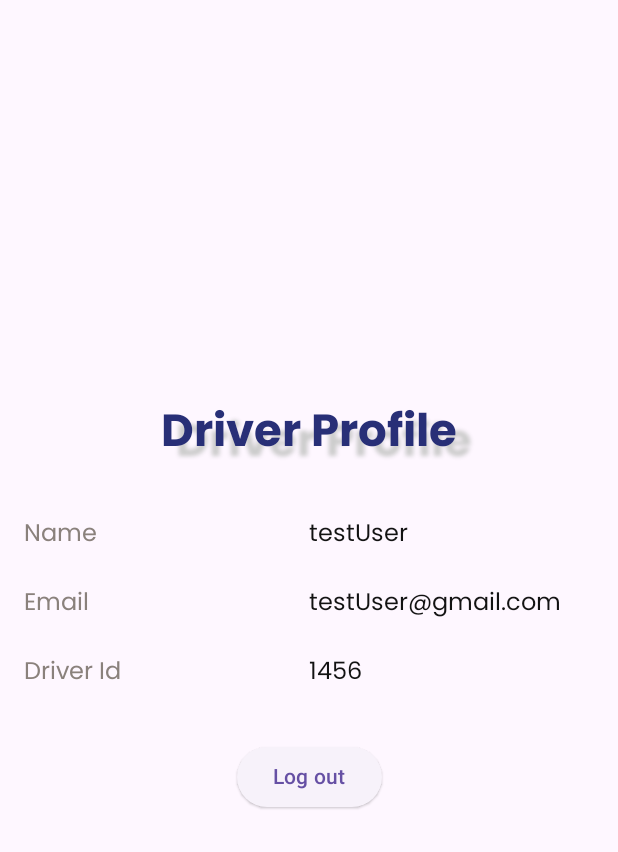
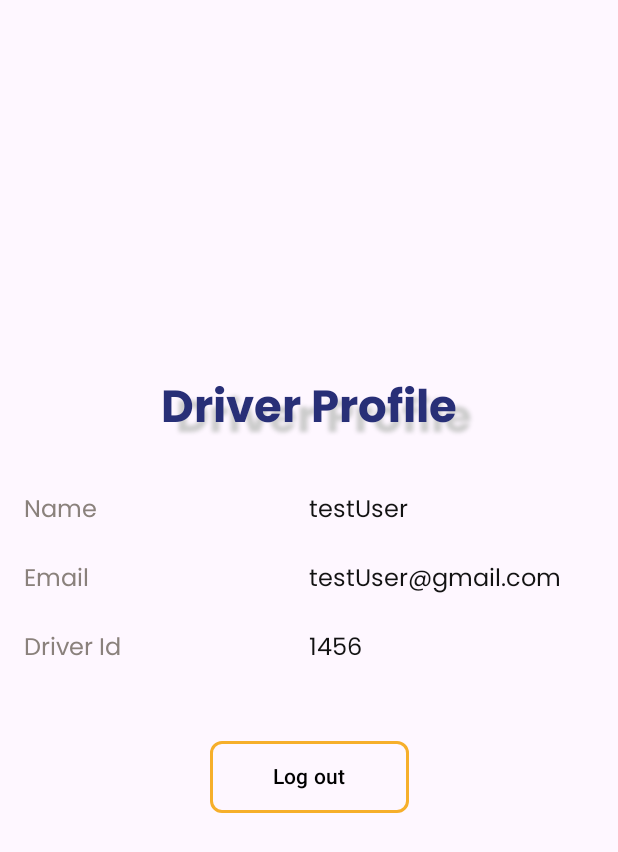
Before and after one commit to KavinBvdAndroid/bvd-automate-pump, an Android app built with Jetpack Compose: the composable ProfileScreen shown on its own in the app's theme, on a phone screen of 412 x 824 dp. Shown: the top 852 px of the screen. Run offline under Robolectric (Android 15) with nearby library versions, the phone set to English and light mode, and no system bars; our stand-ins replace Dagger/Hilt's generated code, Room's generated code; Roboto replaces fonts that are not available here.

Commit message:
First Demo

```diff
--- a/app/src/main/java/com/example/loginactivity/core/base/generics/GenericComposables.kt
+++ b/app/src/main/java/com/example/loginactivity/core/base/generics/GenericComposables.kt
@@ -3,6 +3,7 @@ package com.example.loginactivity.core.base.generics
 import androidx.compose.foundation.BorderStroke
 import androidx.compose.foundation.Image
 import androidx.compose.foundation.background
+import androidx.compose.foundation.border
 import androidx.compose.foundation.clickable
 import androidx.compose.foundation.layout.Arrangement
 import androidx.compose.foundation.layout.Box
@@ -12,10 +13,10 @@ import androidx.compose.foundation.layout.Spacer
 import androidx.compose.foundation.layout.fillMaxSize
 import androidx.compose.foundation.layout.fillMaxWidth
 import androidx.compose.foundation.layout.height
-import androidx.compose.foundation.layout.offset
 import androidx.compose.foundation.layout.padding
 import androidx.compose.foundation.layout.size
 import androidx.compose.foundation.layout.width
+import androidx.compose.foundation.layout.widthIn
 import androidx.compose.foundation.shape.CircleShape
 import androidx.compose.foundation.shape.RoundedCornerShape
 import androidx.compose.foundation.text.KeyboardOptions
@@ -74,7 +75,6 @@ import androidx.compose.ui.text.input.VisualTransformation
 import androidx.compose.ui.text.style.TextAlign
 import androidx.compose.ui.tooling.preview.Preview
 import androidx.compose.ui.unit.Dp
-import androidx.compose.ui.unit.IntOffset
 import androidx.compose.ui.unit.dp
 import androidx.compose.ui.unit.sp
 import androidx.compose.ui.window.DialogProperties
@@ -491,10 +491,12 @@ fun TransparentTopBarWithBackButton(
                 )
             )
             Box(
-                 modifier = Modifier.fillMaxWidth()
-                     .onGloballyPositioned { coordinates ->
-                         titleWidth = coordinates.size.width
-                     }.padding(start = 16.dp),
+                modifier = Modifier
+                    .fillMaxWidth()
+                    .onGloballyPositioned { coordinates ->
+                        titleWidth = coordinates.size.width
+                    }
+                    .padding(start = 16.dp),
                 contentAlignment = Alignment.CenterStart
             ) {
                 Image(
@@ -521,6 +523,37 @@ fun TransparentTopBarWithBackButton(
         modifier = modifier.fillMaxWidth(),
         scrollBehavior = scrollBehavior
     )
+}
+
+@Composable
+fun OutlinedButton(
+    onClick: () -> Unit,
+    modifier: Modifier = Modifier,
+    enabled: Boolean = true,
+    content: @Composable () -> Unit
+) {
+    Button(
+        onClick = onClick,
+        modifier = modifier
+            .widthIn(LocalConfiguration.current.screenWidthDp.dp * 0.4f)
+            .padding(16.dp)
+            .border(
+                width = 2.dp,
+                color = if (enabled) colorResource(id = R.color.colorPrimaryVariant) else Color.Black.copy(
+                    alpha = 0.38f
+                ),
+                shape = RoundedCornerShape(8.dp)
+            ),
+        enabled = enabled,
+        colors = ButtonDefaults.outlinedButtonColors(
+            contentColor = Color.Black,
+            disabledContentColor = MaterialTheme.colorScheme.onSurface.copy(alpha = 0.38f),
+            containerColor = Color.Transparent,
+            disabledContainerColor = Color.Transparent
+        )
+    ) {
+        content()
+    }
 }
 
 @Composable
--- a/app/src/main/java/com/example/loginactivity/core/base/utils/Constants.kt
+++ b/app/src/main/java/com/example/loginactivity/core/base/utils/Constants.kt
@@ -15,6 +15,8 @@ class Constants {
         const val IS_BOARDING_SHOWN = "is_boarding_shown"
         const val DRIVER_ID = "driver_id"
         const val TRUCK_ID = "truck_id"
+        const val SWITCH_STATE = "Switch_state"
+
 
         const val NUM_PAGES = 3
         const val VIN_NUMBER_LENGTH = 3
--- a/app/src/main/java/com/example/loginactivity/core/di/NetworkDatabaseModule.kt
+++ b/app/src/main/java/com/example/loginactivity/core/di/NetworkDatabaseModule.kt
@@ -145,9 +145,10 @@ object NetworkDatabaseModule {
     @Provides
     fun providesVinNumberRepository(
         gson: Gson,
-        vinNumberApiService: LoginApiService
+        vinNumberApiService: LoginApiService,
+        sessionManager: SessionManager
     ): VinNumberRepository {
-        return VinNumberRepositoryImpl(gson, vinNumberApiService)
+        return VinNumberRepositoryImpl(gson, vinNumberApiService,sessionManager)
     }
 
     @Provides
--- a/app/src/main/java/com/example/loginactivity/data/sharedpref/SharedPrefMethods.kt
+++ b/app/src/main/java/com/example/loginactivity/data/sharedpref/SharedPrefMethods.kt
@@ -11,7 +11,7 @@ interface SharedPrefMethods : LoggingSharedPrefMethods {
     fun setIsBoardingCompleted(isBoardingShowed:Boolean)
     fun getIsBoardingCompleted():Boolean
     fun saveDriverId(driverId:String)
-    fun getDriverId(): Int
+    fun getDriverId(): String?
     fun saveTruckId(driverId:String)
-    fun getTruckId(): Int
+    fun getTruckId(): String?
 }
--- a/app/src/main/java/com/example/loginactivity/feature/auth/domain/LoginRepository.kt
+++ b/app/src/main/java/com/example/loginactivity/feature/auth/domain/LoginRepository.kt
@@ -9,6 +9,6 @@ interface LoginRepository {
     fun saveLoginState(isLoggedIn: Boolean)
     fun getLoginState(): Boolean
     fun saveDriverId(asString: String)
-    fun getDriverId():String
+    fun getDriverId():String?
     fun logOut()
 }
--- a/app/src/main/java/com/example/loginactivity/feature/dashboard/presentation/ui/DriverLocationActivity.kt
+++ b/app/src/main/java/com/example/loginactivity/feature/dashboard/presentation/ui/DriverLocationActivity.kt
@@ -26,6 +26,8 @@ import androidx.compose.foundation.layout.heightIn
 import androidx.compose.foundation.layout.padding
 import androidx.compose.foundation.layout.size
 import androidx.compose.foundation.layout.width
+import androidx.compose.foundation.layout.wrapContentSize
+import androidx.compose.foundation.layout.wrapContentWidth
 import androidx.compose.foundation.rememberScrollState
 import androidx.compose.foundation.shape.CircleShape
 import androidx.compose.foundation.verticalScroll
@@ -68,6 +70,8 @@ import com.example.loginactivity.R
 import com.example.loginactivity.core.base.generics.GenericDetailRow
 import com.example.loginactivity.core.base.generics.GenericProgressBar
 import com.example.loginactivity.core.base.generics.GenericShadowHeader
+import com.example.loginactivity.core.base.generics.OutlinedButton
+import com.example.loginactivity.core.base.generics.ReusableElevatedButton
 import com.example.loginactivity.core.base.generics.TransparentTopBarWithBackButton
 import com.example.loginactivity.core.base.generics.customTextStyle
 import com.example.loginactivity.core.base.utils.AppUtils
@@ -254,7 +258,9 @@ fun ProfileScreen(innerPadding: PaddingValues) {
 
         GenericShadowHeader("Driver Profile", Modifier.fillMaxWidth(), TextAlign.Center)
         Spacer(modifier = Modifier.width(16.dp))
-        Column (modifier = Modifier.fillMaxWidth().padding(16.dp),
+        Column (modifier = Modifier
+            .fillMaxWidth()
+            .padding(16.dp),
             horizontalAlignment = Alignment.CenterHorizontally, verticalArrangement = Arrangement.spacedBy(16.dp)) {
 
 
@@ -269,7 +275,17 @@ fun ProfileScreen(innerPadding: PaddingValues) {
 //            alignment = Alignment.Center,
 //            modifier = Modifier.size(220.dp),
 //        )
-        ElevatedButton(onClick = {
+//            ReusableElevatedButton(onClick = {
+//                val isCleared = viewmodel.clearSharedPref()
+//                if (isCleared) {
+//                    context.startActivity(Intent(context, LoginActivityCompose::class.java).apply {
+//                        flags = Intent.FLAG_ACTIVITY_CLEAR_TASK or Intent.FLAG_ACTIVITY_NEW_TASK
+//                    })
+//                    (context as? Activity)?.finish()
+//                }
+//            }, text = "Log out", modifier = Modifier.wrapContentWidth(), isEnabled = true)
+            OutlinedButton(
+                onClick = {
                     val isCleared = viewmodel.clearSharedPref()
                 if (isCleared) {
                     context.startActivity(Intent(context, LoginActivityCompose::class.java).apply {
@@ -277,9 +293,24 @@ fun ProfileScreen(innerPadding: PaddingValues) {
                     })
                     (context as? Activity)?.finish()
                 }
-        }) {
-            Text(text = "Log out")
+
+                },
+                modifier = Modifier.wrapContentSize(),
+                enabled = true
+            ) {
+                Text("Log out")
             }
+//        ElevatedButton(onClick = {
+//            val isCleared = viewmodel.clearSharedPref()
+//            if (isCleared) {
+//                context.startActivity(Intent(context, LoginActivityCompose::class.java).apply {
+//                    flags = Intent.FLAG_ACTIVITY_CLEAR_TASK or Intent.FLAG_ACTIVITY_NEW_TASK
+//                })
+//                (context as? Activity)?.finish()
+//            }
+//        }) {
+//            Text(text = "Log out")
+//        }
         Spacer(modifier = Modifier.width(16.dp))
         }
     }
--- a/app/src/main/java/com/example/loginactivity/feature/dashboard/presentation/viewmodel/DriverLocationViewModel.kt
+++ b/app/src/main/java/com/example/loginactivity/feature/dashboard/presentation/viewmodel/DriverLocationViewModel.kt
@@ -36,7 +36,9 @@ class DriverLocationViewModel @Inject constructor(
         Resource.Loading
         viewModelScope.launch {
             _transactionsMutableLiveData.value =
-                getAllTransactionsUseCase.getAllTransactions(sessionManager.getDriverId(), sessionManager.getTruckId())
+                sessionManager.getDriverId()
+                    ?.let { getAllTransactionsUseCase.getAllTransactions(it.toInt(), sessionManager.getTruckId()!!
+                        .toInt()) }
         }
     }
 
--- a/app/src/main/java/com/example/loginactivity/feature/pumpoperation/data/model/save/TransactionEntity.kt
+++ b/app/src/main/java/com/example/loginactivity/feature/pumpoperation/data/model/save/TransactionEntity.kt
@@ -25,6 +25,7 @@ data class TransactionEntity(
     var cardNumber: Int? = null,
 
     @ColumnInfo(name = "vin_number")
+
     var vinNumber: Int? = null,
 
     @ColumnInfo(name = "transaction_type")
```
Also changed, not shown: app/src/main/java/com/example/loginactivity/data/sharedpref/SessionManager.kt (+13 -5 lines), app/src/main/java/com/example/loginactivity/feature/auth/data/model/LoginRepositoryImpl.kt (+7 -7 lines), app/src/main/java/com/example/loginactivity/feature/pumpoperation/presentation/ui/PumpOperationActivity.kt (+6 -1 lines), app/src/main/java/com/example/loginactivity/feature/pumpoperation/presentation/viewmodel/PumpOperationViewModel.kt (+7 -5 lines), app/src/main/java/com/example/loginactivity/feature/vinnumber/VinNumberRepositoryImpl.kt (+14 -2 lines). Lines whose indentation alone changed are shown as unchanged.
